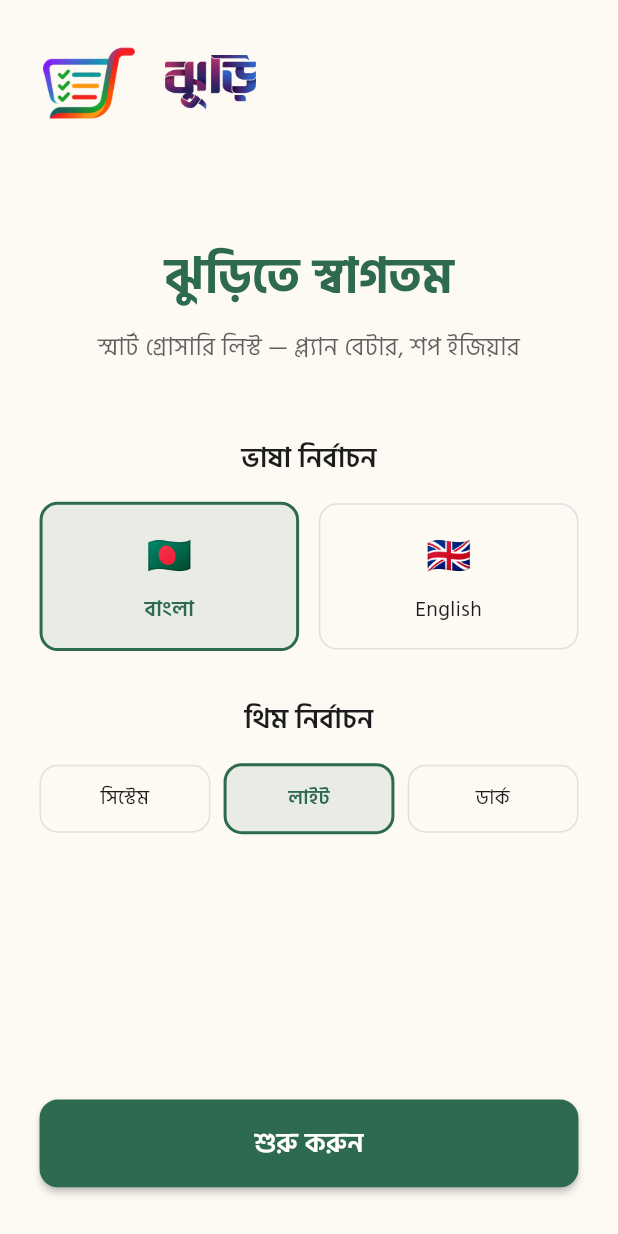
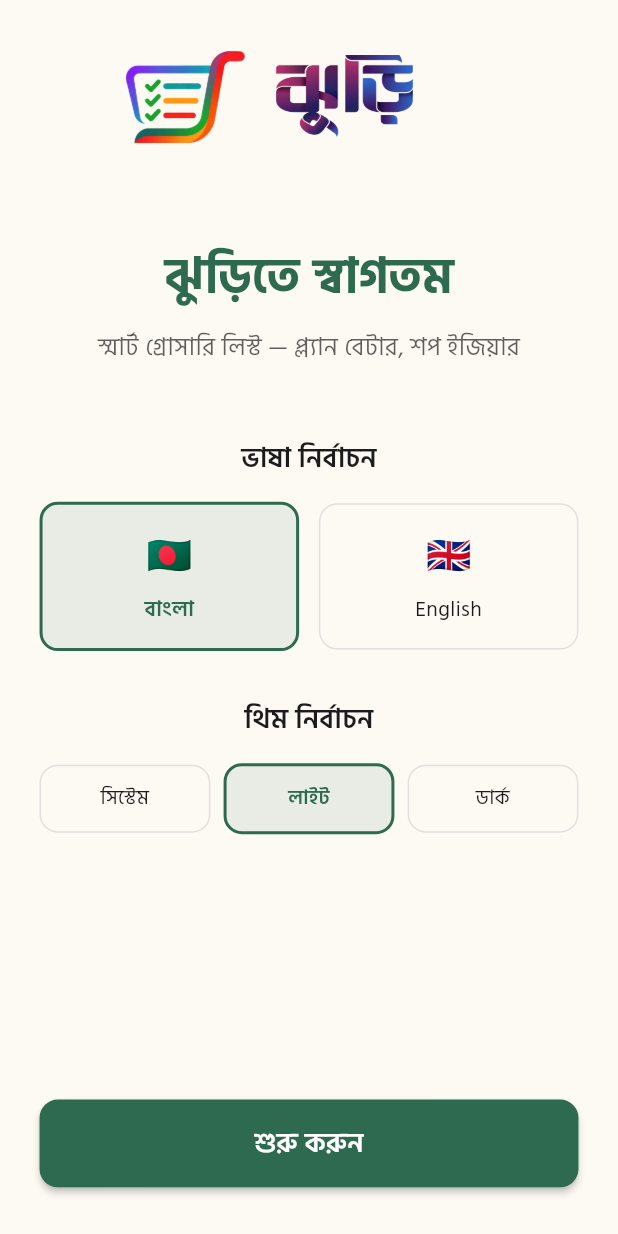
Before and after one commit to moinul-alam/ekush-space, a Flutter app: the screen it shows after launch, on a phone screen of 412 x 824 dp. Run offline on Flutter 3.47's test engine with Material 3 defaults, Android fonts, the light colour scheme and no system bars; our stand-ins replace dio, drift, flutter_local_notifications, flutter_native_splash, flutter_riverpod, flutter_screenutil and 10 more; missing offline and left inert: workmanager; accounts and stored records are empty; generated files the repository leaves out were written again.

Commit message:
refactor(jhuri): increase logo by 30% and title by 50%, center at top

```diff
--- a/apps/jhuri/lib/features/onboarding/onboarding_screen.dart
+++ b/apps/jhuri/lib/features/onboarding/onboarding_screen.dart
@@ -180,26 +180,28 @@ class _OnboardingScreenState extends ConsumerState<OnboardingScreen>
 
             // Phase 2: Animated positioned elements
             if (_phase1Complete) ...[
-              // Logo and title in a single row at top
+              // Logo and title in a single row centered at top
               AnimatedPositioned(
                   duration: Duration(milliseconds: 800),
                   curve: Curves.easeOutCubic,
-                  top: _phase1Complete ? 24.h : (screenHeight / 2 - 60.h),
-                  left: _phase1Complete ? 24.w : (screenWidth / 2 - 60.w),
+                  top: _phase1Complete ? 24.h : (screenHeight / 2 - 78.h),
+                  left: _phase1Complete
+                      ? (screenWidth / 2 - 114.w)
+                      : (screenWidth / 2 - 78.w),
                   child: Row(
                     mainAxisSize: MainAxisSize.min,
                     children: [
                       Image.asset(
                         'assets/images/app_logo.png',
-                        height: _phase1Complete ? 60.h : 120.h,
-                        width: _phase1Complete ? 60.w : 120.w,
+                        height: _phase1Complete ? 78.h : 156.h,
+                        width: _phase1Complete ? 78.w : 156.w,
                       ),
                       SizedBox(width: 16.w),
                       AnimatedOpacity(
                           duration: Duration(milliseconds: 600),
                           opacity: _phase1Complete ? 1.0 : 0.0,
                           child: Image.asset(titleImagePath,
-                              height: _phase1Complete ? 36.h : 48.h)),
+                              height: _phase1Complete ? 54.h : 72.h)),
                     ],
                   )),
             ],
```
